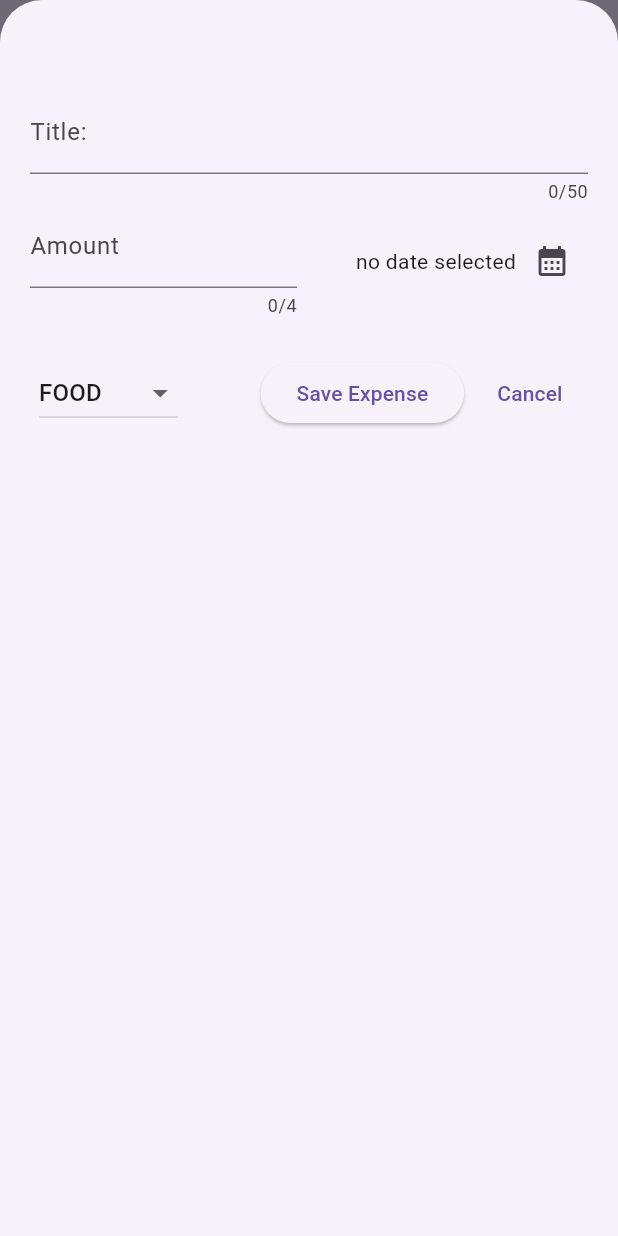
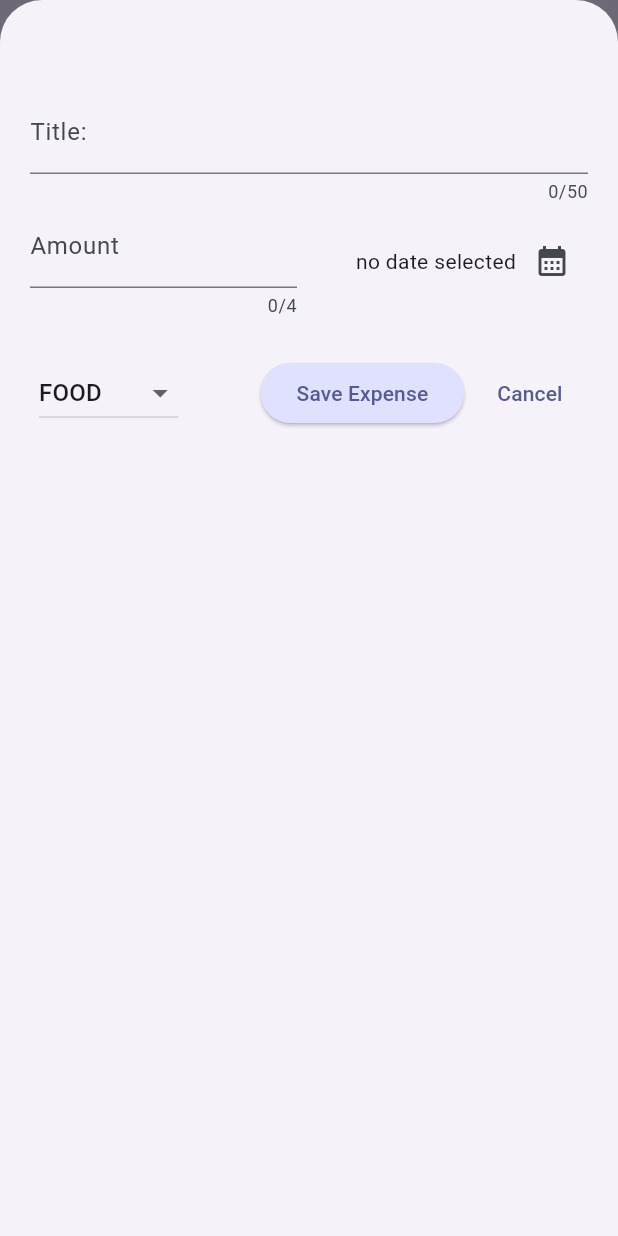
Before and after one commit to vivekyadav681/expenseTrackerApp, a Flutter app: the screen it shows after launch, after a tap on the "add" icon, on a phone screen of 412 x 824 dp. Run offline on Flutter 3.47's test engine with Material 3 defaults, Android fonts, the phone set to English and light mode, and no system bars.

```diff
--- a/lib/main.dart
+++ b/lib/main.dart
@@ -1,8 +1,40 @@
 import 'package:flutter/material.dart';
 import 'package:expense_tracker/widgets/expenses.dart';
 
+var kColorScheme = ColorScheme.fromSeed(
+  seedColor: const Color.fromARGB(255, 0, 8, 125),
+);
+var kDarkColorScheme = ColorScheme.fromSeed(
+  brightness: Brightness.dark,
+  seedColor: const Color.fromARGB(255, 5, 99, 125),
+);
 void main() {
   runApp(
-    const MaterialApp(debugShowCheckedModeBanner: false, home: Expenses()),
+    MaterialApp(
+      darkTheme: ThemeData.dark().copyWith(colorScheme: kDarkColorScheme),
+      theme: ThemeData().copyWith(
+        useMaterial3: true,
+        colorScheme: kColorScheme,
+        appBarTheme: const AppBarTheme().copyWith(
+          backgroundColor: kColorScheme.onPrimaryContainer,
+          foregroundColor: kColorScheme.primaryContainer,
+        ),
+        cardTheme: const CardThemeData().copyWith(
+          color: kColorScheme.secondaryContainer,
+          margin: const EdgeInsetsGeometry.all(5),
+        ),
+        elevatedButtonTheme: ElevatedButtonThemeData(
+          style: ElevatedButton.styleFrom(
+            backgroundColor: kColorScheme.primaryContainer,
+          ),
+        ),
+        textTheme: ThemeData().textTheme.copyWith(
+          titleLarge: TextStyle(fontSize: 40, color: Colors.black),
+        ),
+      ),
+      debugShowCheckedModeBanner: false,
+      //themeMode: ThemeMode.dark,
+      home: Expenses(),
+    ),
   );
 }
--- a/lib/widgets/expense_list/expense_list.dart
+++ b/lib/widgets/expense_list/expense_list.dart
@@ -3,7 +3,11 @@ import 'package:expense_tracker/widgets/expense_list/expense_item.dart';
 import 'package:flutter/material.dart';
 
 class ExpenseList extends StatelessWidget {
-  const ExpenseList({super.key, required this.expenses, required this.onRemove});
+  const ExpenseList({
+    super.key,
+    required this.expenses,
+    required this.onRemove,
+  });
   final void Function(Expense expense) onRemove;
   final List<Expense> expenses;
 
@@ -12,6 +16,7 @@ class ExpenseList extends StatelessWidget {
     return ListView.builder(
       itemCount: expenses.length,
       itemBuilder: (ctx, index) => Dismissible(
+        background: Container(color: Theme.of(context).colorScheme.error, margin: EdgeInsets.symmetric(horizontal: 16),),
         onDismissed: (ctx) {
           onRemove(expenses[index]);
         },
--- a/lib/widgets/expenses.dart
+++ b/lib/widgets/expenses.dart
@@ -4,7 +4,7 @@ import 'package:expense_tracker/widgets/new_expense.dart';
 import 'package:flutter/material.dart';
 
 class Expenses extends StatefulWidget {
-  const Expenses({super.key});
+  Expenses({super.key});
 
   @override
   State<Expenses> createState() {
@@ -73,7 +73,7 @@ class _ExpensesState extends State<Expenses> {
 
   @override
   Widget build(BuildContext context) {
-    Widget mainContent = Center(child: Text('No expenses listed'));
+    Widget mainContent = Center(child: Text('No tasks listed'));
 
     if (_registeredExpenses.isNotEmpty) {
       mainContent = ExpenseList(
```
Also changed, not shown: lib/models/expense.dart (+21 -1 lines).
